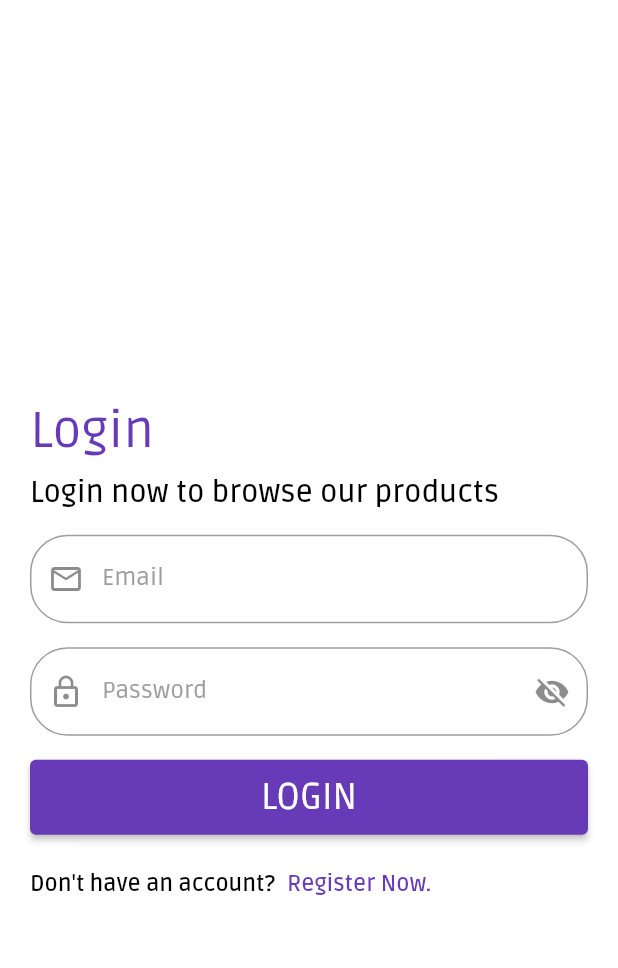
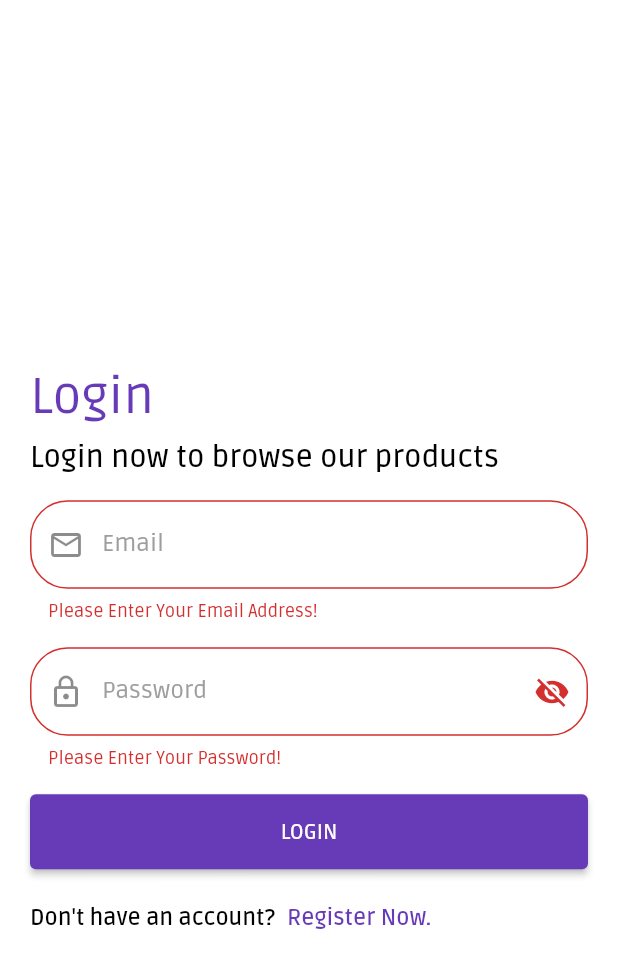
Before and after one commit to assem16399/eshtri-App, a Flutter app: the screen it shows after launch, after a tap on the "arrow forward ios" icon, after a tap on "SKIP", after a tap on "LOGIN", on a phone screen of 412 x 824 dp. Shown: the top 968 px of the screen. Run offline on Flutter 3.47's test engine with Material 2 defaults, Android fonts, the light colour scheme and no system bars; our stand-ins replace bloc, dio, flutter_bloc, shared_preferences, smooth_page_indicator.

Commit message:
Login Functionality

```diff
--- a/lib/main.dart
+++ b/lib/main.dart
@@ -1,3 +1,4 @@
+import 'package:eshtri/modules/login/cubit/login_cubit.dart';
 import 'package:eshtri/shared/cubit/app_cubit.dart';
 import 'package:eshtri/shared/cubit/app_states.dart';
 import 'package:eshtri/shared/styles/themes.dart';
@@ -35,7 +36,12 @@ class MyApp extends StatelessWidget {
   Widget build(BuildContext context) {
     return MultiBlocProvider(
       providers: [
-        BlocProvider(create: (context) => AppCubit()..toggleThemeMode(sharedPrefIsDark)),
+        BlocProvider(
+          create: (context) => AppCubit()..toggleThemeMode(sharedPrefIsDark),
+        ),
+        BlocProvider(
+          create: (context) => LoginCubit(),
+        )
       ],
       child: BlocConsumer<AppCubit, AppStates>(
         listener: (context, appState) {},
--- /dev/null
+++ b/lib/modules/login/cubit/login_cubit.dart
@@ -0,0 +1,21 @@
+import 'package:bloc/bloc.dart';
+import 'package:eshtri/modules/login/cubit/login_states.dart';
+import 'package:eshtri/shared/network/end_points.dart';
+import 'package:eshtri/shared/network/remote/dio_helper.dart';
+
+class LoginCubit extends Cubit<LoginStates> {
+  LoginCubit() : super(LoginInitialState());
+
+  void logUserIn(String email, String password) async {
+    emit(LoginLoadingState());
+    try {
+      final response = await DioHelper.postRequest(
+          path: kLoginEndPoint, data: {'email': email, 'password': password});
+      emit(LoginSuccessState());
+      print(response.data);
+    } catch (error) {
+      emit(LoginFailState());
+      print(error.toString());
+    }
+  }
+}
--- /dev/null
+++ b/lib/modules/login/cubit/login_states.dart
@@ -0,0 +1,9 @@
+abstract class LoginStates {}
+
+class LoginInitialState extends LoginStates {}
+
+class LoginSuccessState extends LoginStates {}
+
+class LoginFailState extends LoginStates {}
+
+class LoginLoadingState extends LoginStates {}
--- a/lib/shared/components/widgets/auth_form.dart
+++ b/lib/shared/components/widgets/auth_form.dart
@@ -1,6 +1,10 @@
+import 'package:eshtri/modules/login/cubit/login_cubit.dart';
+import 'package:eshtri/modules/login/cubit/login_states.dart';
 import 'package:eshtri/modules/register/register_screen.dart';
+
 import 'package:eshtri/shared/styles/colors.dart';
 import 'package:flutter/material.dart';
+import 'package:flutter_bloc/flutter_bloc.dart';
 
 import 'default_text_filed.dart';
 
@@ -15,16 +19,34 @@ class AuthForm extends StatefulWidget {
 }
 
 class _AuthFormState extends State<AuthForm> {
+  var authDate = <String, String>{
+    'email': '',
+    'password': '',
+  };
   var _isPasswordVisible = false;
+  final formKey = GlobalKey<FormState>();
+
+  void submitAuthForm() {
+    if (formKey.currentState!.validate()) {
+      formKey.currentState!.save();
+      BlocProvider.of<LoginCubit>(context, listen: false)
+          .logUserIn(authDate['email']!, authDate['password']!);
+    }
+  }
+
   @override
   Widget build(BuildContext context) {
     final deviceSize = MediaQuery.of(context).size;
     return Form(
+      key: formKey,
       child: SingleChildScrollView(
         child: Column(
           children: [
             DefaultTextField(
               label: 'Email',
+              onSaved: (value) {
+                authDate['email'] = value!;
+              },
               preIcon: Icons.email_outlined,
               type: TextInputType.emailAddress,
               validator: (value) {
@@ -53,8 +75,26 @@ class _AuthFormState extends State<AuthForm> {
                 }
                 return null;
               },
+              onSaved: (value) {
+                authDate['password'] = value!;
+              },
+              onSubmit: (_) {
+                submitAuthForm();
+              },
             ),
-            const AuthButton(),
+            BlocConsumer<LoginCubit, LoginStates>(
+              listener: (context, loginState) {},
+              builder: (context, loginState) {
+                return loginState is! LoginLoadingState
+                    ? AuthButton(
+                        title: widget.currentAuthMode == AuthMode.login ? 'LOGIN' : 'Register',
+                        onPressed: submitAuthForm,
+                      )
+                    : const Center(
+                        child: CircularProgressIndicator(),
+                      );
+              },
+            ),
             SizedBox(
               height: deviceSize.height * 0.01,
             ),
@@ -97,18 +137,15 @@ class _AuthFormState extends State<AuthForm> {
 }
 
 class AuthButton extends StatelessWidget {
-  const AuthButton({
-    Key? key,
-  }) : super(key: key);
+  final void Function() onPressed;
+  final String title;
+  const AuthButton({Key? key, required this.onPressed, required this.title}) : super(key: key);
 
   @override
   Widget build(BuildContext context) {
     return ElevatedButton(
-      onPressed: () {},
-      child: Text(
-        'LOGIN',
-        style: Theme.of(context).textTheme.headline5!.copyWith(color: Colors.white),
-      ),
+      onPressed: onPressed,
+      child: Text(title),
       style: ButtonStyle(
         minimumSize: MaterialStateProperty.all(
           const Size(double.infinity, 50),
--- a/lib/shared/components/widgets/default_text_filed.dart
+++ b/lib/shared/components/widgets/default_text_filed.dart
@@ -5,33 +5,34 @@ class DefaultTextField extends StatelessWidget {
   final bool isVisible;
   final String label;
   final IconData preIcon;
-  final IconData? sufIcon;
-  //final bool isSecuredText;
+  late final IconData? sufIcon;
   final TextInputType type;
   final void Function(String? value)? onSaved;
   final String? Function(String? value)? validator;
+  final String? Function(String? value)? onSubmit;
   final void Function()? onSuffixIconTap;
   final void Function()? onTap;
-  const DefaultTextField({
-    Key? key,
+  DefaultTextField(
+      {Key? key,
       this.controller,
       required this.label,
       required this.preIcon,
       required this.type,
       this.onSaved,
       required this.validator,
-    // this.isSecuredText = false,
-    this.sufIcon = null,
-    this.isVisible = false,
+      this.sufIcon,
+      this.isVisible = true,
       this.onSuffixIconTap,
       this.onTap,
-  }) : super(key: key);
+      this.onSubmit})
+      : super(key: key);
 
   @override
   Widget build(BuildContext context) {
     return Padding(
       padding: const EdgeInsets.only(bottom: 16.0),
       child: TextFormField(
+        onFieldSubmitted: onSubmit,
         controller: controller,
         onTap: onTap,
         keyboardType: type,
--- /dev/null
+++ b/lib/shared/network/end_points.dart
@@ -0,0 +1 @@
+const kLoginEndPoint = 'login';
--- a/lib/shared/network/remote/dio_helper.dart
+++ b/lib/shared/network/remote/dio_helper.dart
@@ -4,8 +4,42 @@ class DioHelper {
   static Dio? dio;
   static init() {
     dio = Dio(BaseOptions(
-      baseUrl: 'https://newsapi.org/',
+      baseUrl: 'https://student.valuxapps.com/api/',
+      headers: {'Content-Type': 'application/json'},
       receiveDataWhenStatusError: true,
     ));
   }
+
+  static Future<Response> getRequest({
+    required String path,
+    Map<String, dynamic>? queryParameters,
+    String lang = 'en',
+    String? token,
+  }) async {
+    dio!.options.headers = {
+      'lang': lang,
+      'Authorization': token,
+    };
+
+    return await dio!.get(path, queryParameters: queryParameters);
+  }
+
+  static Future<Response> postRequest({
+    required String path,
+    Map<String, dynamic>? queryParameters,
+    required Map<String, dynamic>? data,
+    String lang = 'en',
+    String? token,
+  }) async {
+    dio!.options.headers = {
+      'lang': lang,
+      'Authorization': token,
+    };
+
+    return await dio!.post(
+      path,
+      queryParameters: queryParameters,
+      data: data,
+    );
+  }
 }
```
Lines whose indentation alone changed are shown as unchanged.
